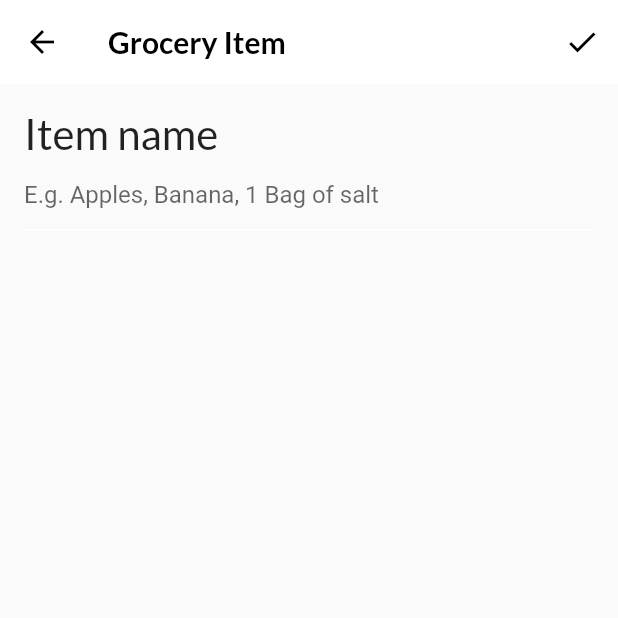
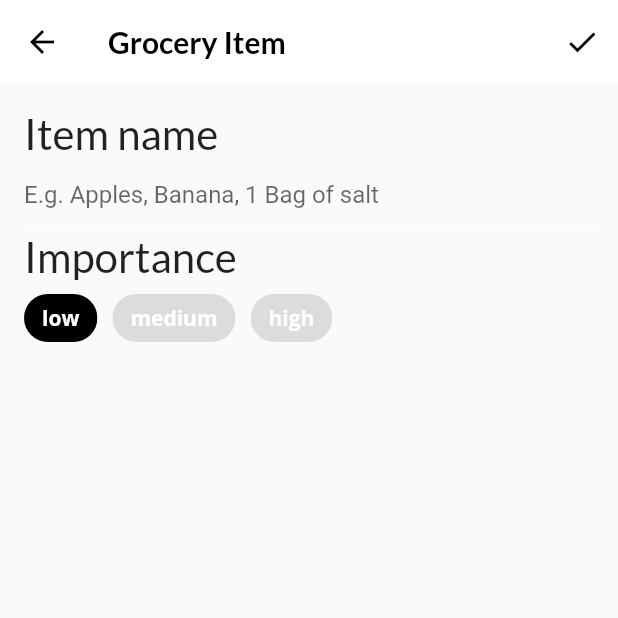
Before and after one commit to atomicstructure/Fooderlich, a Flutter app: the screen it shows after launch, item 3 of the bottom bar chosen, after a tap on the "add" icon, on a phone screen of 412 x 824 dp, the top half of it. Run offline on Flutter 3.47's test engine with Material 2 defaults, Android fonts, the phone set to English and light mode, and no system bars; our stand-ins replace flutter_colorpicker, google_fonts.

Commit message:
built the Importance widget also using the choice chip

```diff
--- a/fooderlich/lib/screens/grocery_item_screen.dart
+++ b/fooderlich/lib/screens/grocery_item_screen.dart
@@ -91,8 +91,9 @@ class _GroceryItemScreenState extends State<GroceryItemScreen> {
         child: ListView(
           children: [
             // TODO: Add name TextField
-            buildNameField()
+            buildNameField(),
             // TODO: Add Importance selection
+            buildImportanceField()
             // TODO: Add date picker
             // TODO: Add time picker
             // TODO: Add color picker
@@ -132,7 +133,63 @@ class _GroceryItemScreenState extends State<GroceryItemScreen> {
       ],
     );
   }
+
   // TODO: Add buildImportanceField()
+  Widget buildImportanceField() {
+    return Column(
+      crossAxisAlignment: CrossAxisAlignment.start,
+      children: [
+        Text(
+          'Importance',
+          style: GoogleFonts.lato(fontSize: 28.0),
+        ),
+        Wrap(
+          spacing: 10.0,
+          children: [
+            ChoiceChip(
+              label: const Text(
+                'low',
+                style: TextStyle(color: Colors.white),
+              ),
+              selectedColor: Colors.black,
+              selected: _importance == Importance.low,
+              onSelected: (selected) {
+                setState(() {
+                  _importance == Importance.low;
+                });
+              },
+            ),
+            ChoiceChip(
+              label: const Text(
+                'medium',
+                style: TextStyle(color: Colors.white),
+              ),
+              selectedColor: Colors.black,
+              selected: _importance == Importance.medium,
+              onSelected: (selected) {
+                setState(() {
+                  _importance = Importance.medium;
+                });
+              },
+            ),
+            ChoiceChip(
+              label: const Text(
+                'high',
+                style: TextStyle(color: Colors.white),
+              ),
+              selectedColor: Colors.black,
+              selected: _importance == Importance.high,
+              onSelected: (selected) {
+                setState(() {
+                  _importance = Importance.high;
+                });
+              },
+            )
+          ],
+        )
+      ],
+    );
+  }
   // TODO: ADD buildDateField()
   // TODO: Add buildTimeField()
   // TODO: Add buildColorPicker()
```
